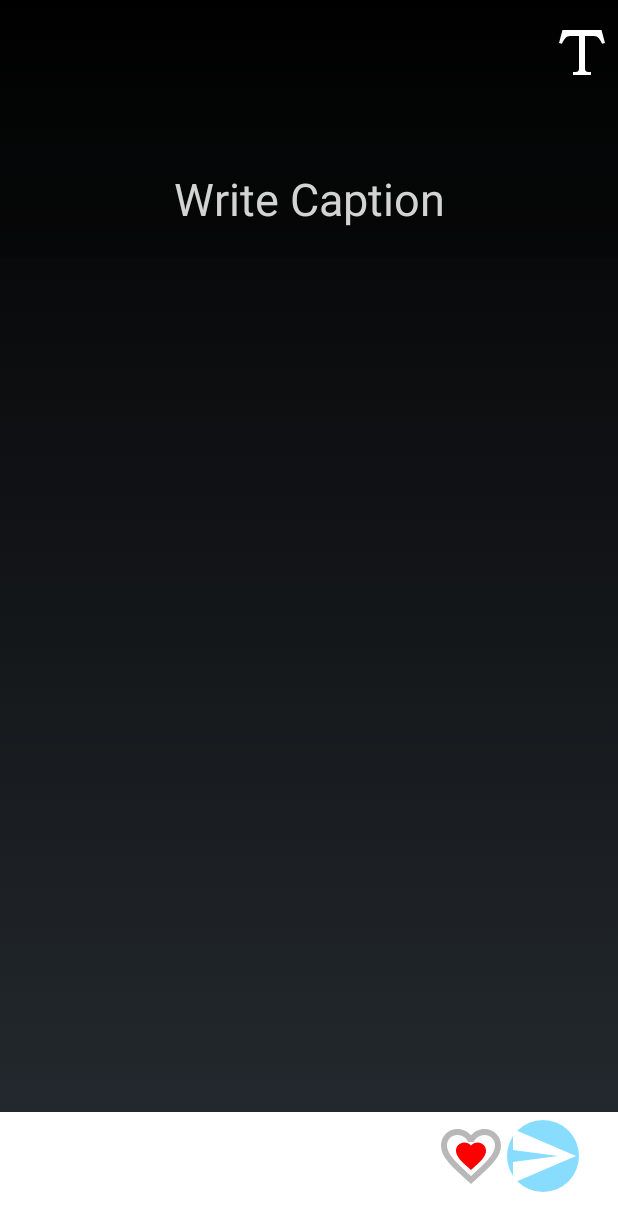
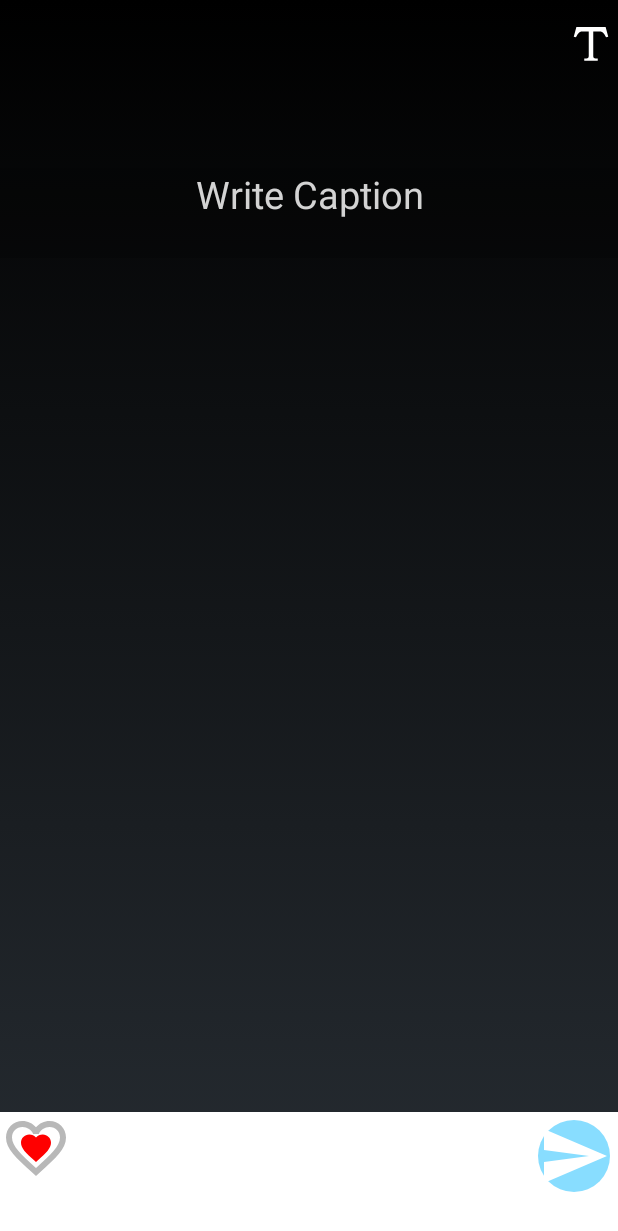
Before and after one commit to Group4finderApp/finderApp, an Android app: the fragment SaveCaptionFragment placed in its activity, after a tap on an icon or button, on a phone screen of 412 x 824 dp. Shown: the top 1231 px of the screen. Run offline under Robolectric (Android 15) with nearby library versions, the light colour scheme and no system bars; our stand-ins replace ButterKnife, Picasso; libraries missing offline, so code that uses them is left out: com.crashlytics.android, com.facebook, com.facebook.login, com.facebook.share, com.google.maps.android and 5 more; pictures from the network do not load; 5 statements that could not run were skipped.

Commit message:
Updated save caption view, slide from left for filters, click on T for caption

```diff
--- a/app/src/main/java/com/codepath/finderapp/fragments/SaveCaptionFragment.java
+++ b/app/src/main/java/com/codepath/finderapp/fragments/SaveCaptionFragment.java
@@ -16,12 +16,14 @@ import android.view.WindowManager;
 import android.widget.EditText;
 import android.widget.ImageButton;
 import android.widget.ImageView;
+import android.widget.RelativeLayout;
 import android.widget.TextView;
 
 import com.codepath.finderapp.OnSwipeTouchListener;
 import com.codepath.finderapp.R;
 import com.codepath.finderapp.activities.MainActivity;
 import com.codepath.finderapp.models.PicturePost;
+import com.codepath.finderapp.utils.AppUtils;
 import com.parse.ParseACL;
 import com.parse.ParseGeoPoint;
 import com.parse.ParseUser;
@@ -138,12 +140,16 @@ public class SaveCaptionFragment extends DialogFragment {
             public void onClick(View v) {
                 if (isThumbsUp == true) {
                     isThumbsUp = false;
+                    thumbsUpButton.setLayoutParams(new RelativeLayout.LayoutParams(AppUtils.dpToPixels(48, getContext().getResources()), AppUtils.dpToPixels(48, getContext().getResources())));
                     thumbsUpButton.setImageResource(R.drawable.thumb_up_outline_white);
+
 
                 }
                 else {
                     isThumbsUp = true;
+                    thumbsUpButton.setLayoutParams(new RelativeLayout.LayoutParams(AppUtils.dpToPixels(48, getContext().getResources()), AppUtils.dpToPixels(48, getContext().getResources())));
                     thumbsUpButton.setImageResource(R.drawable.thumb_up);
+
                 }
 
 
--- a/app/src/main/res/layout/fragment_save_caption.xml
+++ b/app/src/main/res/layout/fragment_save_caption.xml
@@ -24,8 +24,8 @@
             android:orientation="vertical">
 
             <ImageButton
-                android:layout_width="48dp"
-                android:layout_height="48dp"
+                android:layout_width="36dp"
+                android:layout_height="36dp"
                 android:id="@+id/imageFormatText"
                 android:background="@drawable/format_text"
                 android:layout_alignParentTop="true"
@@ -43,7 +43,7 @@
                 android:layout_marginTop="112dp"
                 android:imeOptions="actionDone"
                 android:background="#33000000"
-                android:textSize="30sp"
+                android:textSize="25sp"
                 android:cursorVisible="false"
                 android:visibility="invisible"
                 android:hint="@string/compose_hint"
@@ -62,15 +62,18 @@
         android:layout_weight="1"
         android:background="#FFF"
         android:orientation="horizontal">
+        <RelativeLayout
+            android:layout_width="match_parent"
+            android:layout_height="match_parent">
         <ImageButton
             android:id="@+id/thumbs_up_button"
             android:layout_width="48dp"
             android:layout_height="48dp"
-            android:layout_marginLeft="290dp"
+            android:layout_marginLeft="5dp"
             android:layout_marginTop="5dp"
             android:layout_marginBottom="5dp"
             android:background="@drawable/thumb_up_outline_white"
-            />
+            android:layout_alignParentStart="true" />
         <ImageButton
             android:id="@+id/btnSave"
             android:layout_width="wrap_content"
@@ -80,8 +83,9 @@
             android:layout_marginBottom="5dp"
             android:layout_marginTop="5dp"
             android:layout_marginRight="5dp"
+            android:layout_alignParentEnd="true"
              />
-
+        </RelativeLayout>
 
     </LinearLayout>
 </LinearLayout>
```
